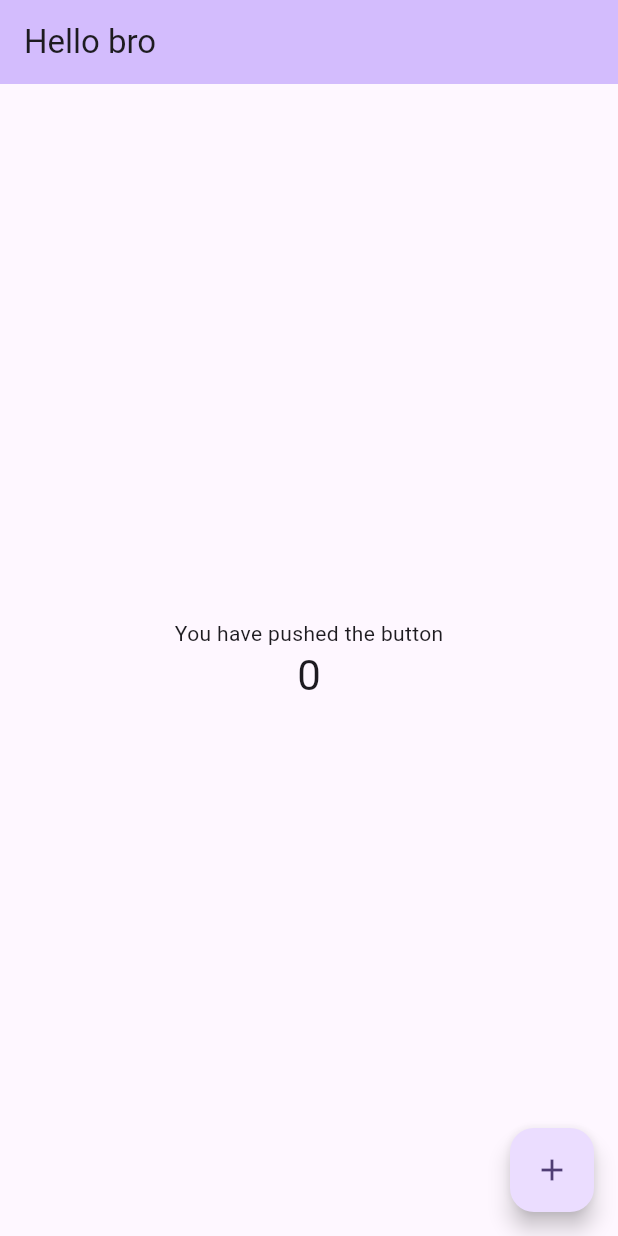
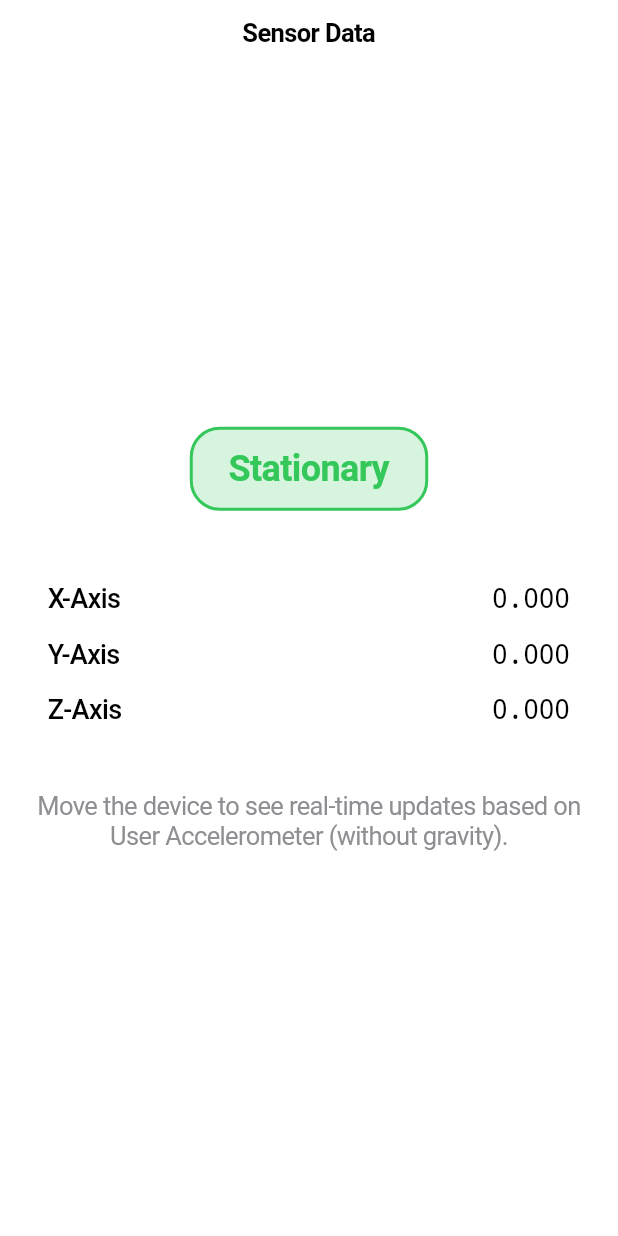
Before and after one commit to rudill/road_anomaly_collector, a Flutter app: the screen it shows after launch, on a phone screen of 412 x 824 dp. Run offline on Flutter 3.47's test engine with Material 3 defaults, Android fonts, the phone set to English and light mode, and no system bars; our stand-ins replace sensors_plus.

Commit message:
Add sensor data screen displaying real-time accelerometer values and activity status.

```diff
--- a/lib/main.dart
+++ b/lib/main.dart
@@ -1,4 +1,5 @@
-import 'package:flutter/material.dart';
+import 'package:flutter/cupertino.dart';
+import 'package:road_anomaly_collector/screens/sensor_data_screen.dart';
 
 void main() {
   runApp(const MyApp());
@@ -9,57 +10,13 @@ class MyApp extends StatelessWidget {
 
   @override
   Widget build(BuildContext context) {
-    return MaterialApp(
-      title: 'Flutter Demo',
-      theme: ThemeData(colorScheme: .fromSeed(seedColor: Colors.deepPurple)),
-      home: const MyHomePage(title: 'Hello bro'),
+    return const CupertinoApp(
+      title: 'Road Anomaly Collector',
+      theme: CupertinoThemeData(
+        brightness: Brightness.light,
+        primaryColor: CupertinoColors.systemBlue,
+      ),
+      home: SensorDataScreen(),
     );
   }
 }
-
-class MyHomePage extends StatefulWidget {
-  const MyHomePage({super.key, required this.title});
-
-  final String title;
-
-  @override
-  State<MyHomePage> createState() => _MyHomePageState();
-}
-
-class _MyHomePageState extends State<MyHomePage> {
-  int _counter = 0;
-
-  void _incrementCounter() {
-    setState(() {
-      _counter++;
-    });
-  }
-
-  @override
-  Widget build(BuildContext context) {
-    return Scaffold(
-      appBar: AppBar(
-        backgroundColor: Theme.of(context).colorScheme.inversePrimary,
-
-        title: Text(widget.title),
-      ),
-      body: Center(
-        child: Column(
-          mainAxisAlignment: .center,
-          children: [
-            const Text('You have pushed the button'),
-            Text(
-              '$_counter',
-              style: Theme.of(context).textTheme.headlineMedium,
-            ),
-          ],
-        ),
-      ),
-      floatingActionButton: FloatingActionButton(
-        onPressed: _incrementCounter,
-        tooltip: 'Increment',
-        child: const Icon(Icons.add),
-      ),
-    );
-  }
-}
--- /dev/null
+++ b/lib/screens/sensor_data_screen.dart
@@ -0,0 +1,150 @@
+import 'dart:async';
+import 'dart:math';
+
+import 'package:flutter/cupertino.dart';
+import 'package:sensors_plus/sensors_plus.dart';
+
+class SensorDataScreen extends StatefulWidget {
+  const SensorDataScreen({super.key});
+
+  @override
+  State<SensorDataScreen> createState() => _SensorDataScreenState();
+}
+
+class _SensorDataScreenState extends State<SensorDataScreen> {
+  // Store the raw user accelerometer values
+  double _x = 0;
+  double _y = 0;
+  double _z = 0;
+
+  // StreamSubscription to listen to sensor events
+  StreamSubscription<UserAccelerometerEvent>? _accelerometerSubscription;
+
+  @override
+  void initState() {
+    super.initState();
+    _startListening();
+  }
+
+  void _startListening() {
+    // Listen to userAccelerometerEvents (accelerometer without gravity)
+    _accelerometerSubscription = userAccelerometerEventStream().listen((
+      UserAccelerometerEvent event,
+    ) {
+      if (mounted) {
+        setState(() {
+          _x = event.x;
+          _y = event.y;
+          _z = event.z;
+        });
+      }
+    });
+  }
+
+  @override
+  void dispose() {
+    _accelerometerSubscription?.cancel();
+    super.dispose();
+  }
+
+  // Calculate magnitude to determine activity
+  double get _magnitude => sqrt(_x * _x + _y * _y + _z * _z);
+
+  // Simple activity classification based on magnitude threshold
+  String get _currentActivity {
+    // Threshold can be adjusted based on testing, 0.5 is a reasonable starting point for movement
+    if (_magnitude < 0.2) {
+      return 'Stationary';
+    } else if (_magnitude < 1.0) {
+      return 'Slow Movement';
+    } else {
+      return 'Active Movement';
+    }
+  }
+
+  Color get _activityColor {
+    if (_magnitude < 0.2) {
+      return CupertinoColors.systemGreen;
+    } else if (_magnitude < 1.0) {
+      return CupertinoColors
+          .systemYellow; // Or systemOrange depends on preference
+    } else {
+      return CupertinoColors.systemRed;
+    }
+  }
+
+  @override
+  Widget build(BuildContext context) {
+    return CupertinoPageScaffold(
+      navigationBar: const CupertinoNavigationBar(middle: Text('Sensor Data')),
+      child: SafeArea(
+        child: Center(
+          child: Column(
+            mainAxisAlignment: MainAxisAlignment.center,
+            children: [
+              // Activity Status
+              Container(
+                padding: const EdgeInsets.symmetric(
+                  horizontal: 24,
+                  vertical: 12,
+                ),
+                decoration: BoxDecoration(
+                  color: _activityColor.withOpacity(0.2),
+                  borderRadius: BorderRadius.circular(20),
+                  border: Border.all(color: _activityColor, width: 2),
+                ),
+                child: Text(
+                  _currentActivity,
+                  style: TextStyle(
+                    fontSize: 24,
+                    fontWeight: FontWeight.bold,
+                    color: _activityColor,
+                  ),
+                ),
+              ),
+              const SizedBox(height: 40),
+
+              // Accelerometer Values
+              _buildSensorRow('X-Axis', _x),
+              _buildSensorRow('Y-Axis', _y),
+              _buildSensorRow('Z-Axis', _z),
+
+              const SizedBox(height: 20),
+
+              const Padding(
+                padding: EdgeInsets.all(16.0),
+                child: Text(
+                  'Move the device to see real-time updates based on User Accelerometer (without gravity).',
+                  textAlign: TextAlign.center,
+                  style: TextStyle(color: CupertinoColors.systemGrey),
+                ),
+              ),
+            ],
+          ),
+        ),
+      ),
+    );
+  }
+
+  Widget _buildSensorRow(String label, double value) {
+    return Padding(
+      padding: const EdgeInsets.symmetric(vertical: 8.0, horizontal: 32.0),
+      child: Row(
+        mainAxisAlignment: MainAxisAlignment.spaceBetween,
+        children: [
+          Text(
+            label,
+            style: const TextStyle(fontSize: 18, fontWeight: FontWeight.w500),
+          ),
+          Text(
+            value.toStringAsFixed(3),
+            style: const TextStyle(
+              fontSize: 18,
+              fontFamily: 'Courier', // Monospaced for better number alignment
+            ),
+          ),
+        ],
+      ),
+    );
+  }
+}
--- a/pubspec.yaml
+++ b/pubspec.yaml
@@ -34,6 +34,11 @@ dependencies:
   # The following adds the Cupertino Icons font to your application.
   # Use with the CupertinoIcons class for iOS style icons.
   cupertino_icons: ^1.0.8
+  permission_handler: ^12.0.1
+  geolocator: ^14.0.2
+  sensors_plus: ^4.0.0
+  path_provider: ^2.1.5
+  csv: ^7.1.0
 
 dev_dependencies:
   flutter_test:
```
Also changed, not shown: pubspec.lock, 3 other files.
